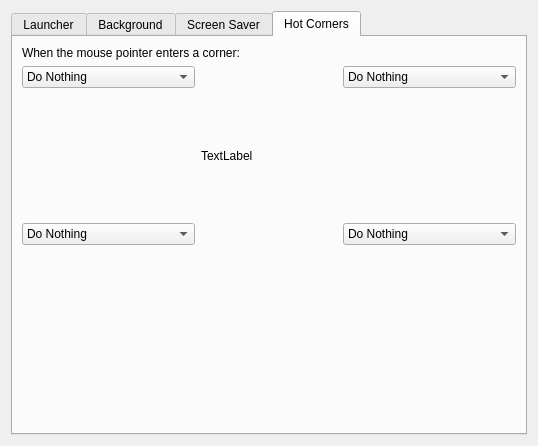
Before: the Qt Designer form src/plugins/personal/desktop/desktoppreflet.ui in lirios/settings, drawn with Qt 5.
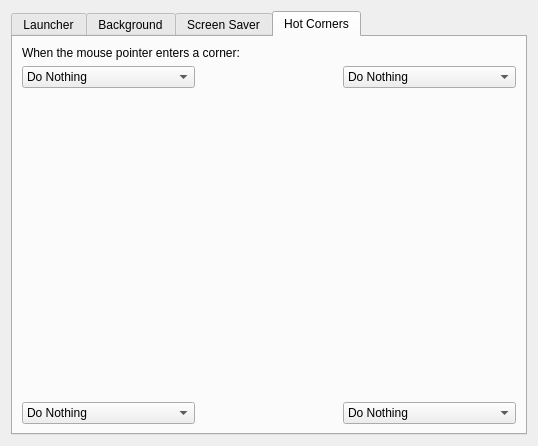
After: the same form once the commit is applied. The open tabs and pages were chosen to show the change. Icons and pictures are not drawn.

Commit message:
Monitor icon for the 'Hot Corners' tab.
Improve the 'Hot Corners' UX adding a monitor icon.

The edit to the form file:
```diff
--- a/src/plugins/personal/desktop/desktoppreflet.ui
+++ b/src/plugins/personal/desktop/desktoppreflet.ui
@@ -465,11 +465,7 @@
           </spacer>
          </item>
          <item row="1" column="1">
-          <widget class="QLabel" name="desktopImage">
-           <property name="text">
-            <string>TextLabel</string>
-           </property>
-          </widget>
+          <widget class="QLabel" name="monitorIcon"/>
          </item>
          <item row="1" column="2">
           <spacer name="verticalSpacer_5">
@@ -557,19 +553,6 @@
          </item>
         </layout>
        </item>
-       <item>
-        <spacer name="verticalSpacer_6">
-         <property name="orientation">
-          <enum>Qt::Vertical</enum>
-         </property>
-         <property name="sizeHint" stdset="0">
-          <size>
-           <width>20</width>
-           <height>40</height>
-          </size>
-         </property>
-        </spacer>
-       </item>
       </layout>
      </widget>
     </widget>
```
The commit also changes 1 other file.
